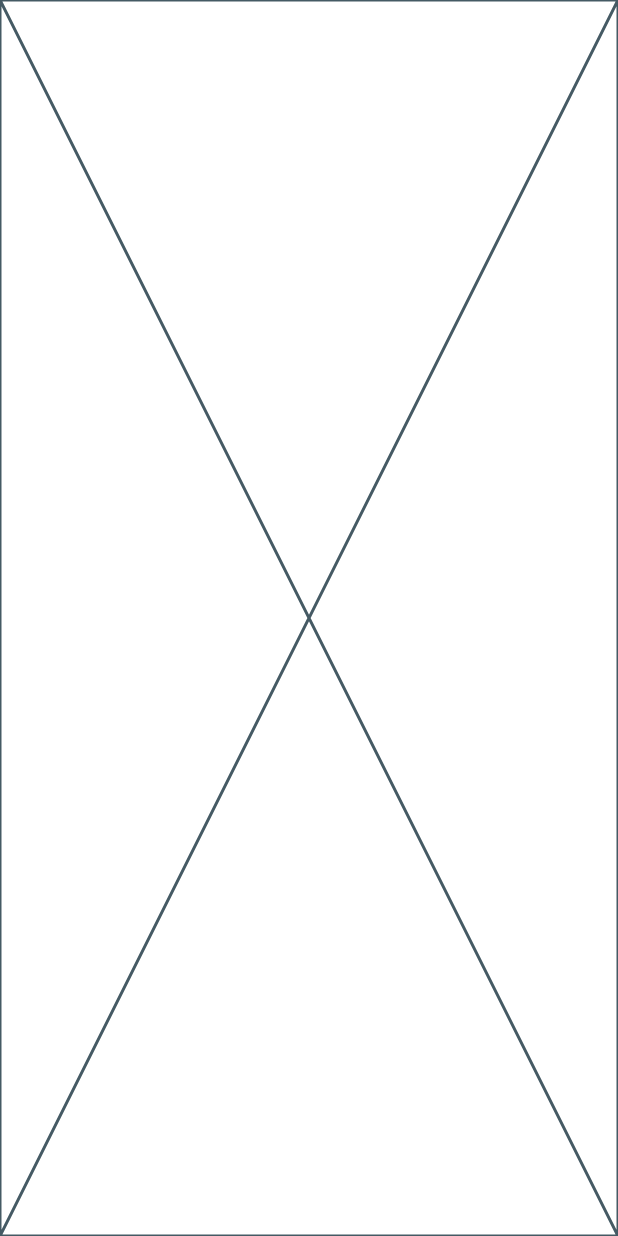
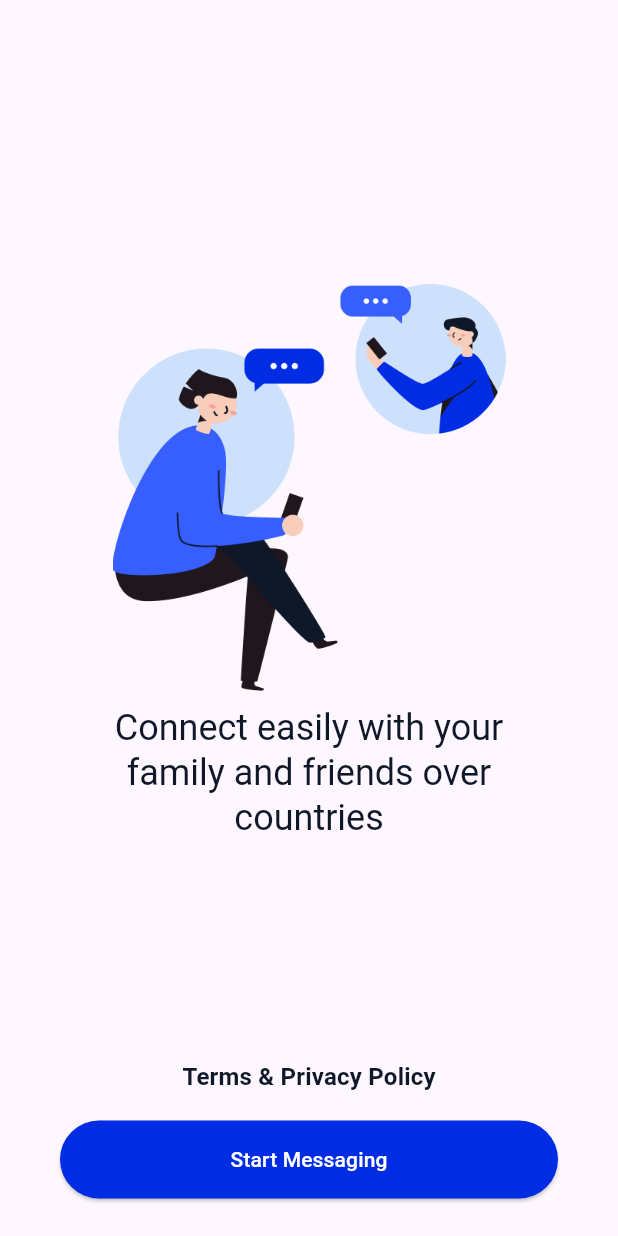
Before and after one commit to Jahongirrahmanshikov/chat_app, a Flutter app: the screen it shows after launch, on a phone screen of 412 x 824 dp. Run offline on Flutter 3.47's test engine with Material 3 defaults, Android fonts, the phone set to English and light mode, and no system bars; our stand-ins replace mask_text_input_formatter.

Commit message:
pages added

```diff
--- a/lib/src/common/styles/app_colors.dart
+++ b/lib/src/common/styles/app_colors.dart
@@ -3,5 +3,9 @@ import 'dart:ui';
 sealed class AppColors {
   const AppColors._();
 
+  static const Color black700 = Color(0xFF0F1828);
   static const Color blue = Color(0xFF002DE3);
+  static const Color white = Color(0xFFFFFFFF);
+  static const Color white100 = Color(0xFFF7F7FC);
+  static const Color white300 = Color(0xFFADB5BD);
 }
--- /dev/null
+++ b/lib/src/common/utils/custom_button.dart
@@ -0,0 +1,39 @@
+import 'package:chat_app/src/common/styles/app_colors.dart';
+import 'package:chat_app/src/common/utils/custom_extension.dart';
+import 'package:flutter/material.dart';
+
+class CustomButton extends StatelessWidget {
+  final void Function() onPressed;
+  final String text;
+
+  const CustomButton({super.key, required this.onPressed, required this.text});
+
+  @override
+  Widget build(BuildContext context) {
+    return Padding(
+      padding: const EdgeInsets.symmetric(horizontal: 40),
+      child: ElevatedButton(
+        style: ElevatedButton.styleFrom(
+          backgroundColor: AppColors.blue,
+          shape: RoundedRectangleBorder(
+            borderRadius: BorderRadius.all(
+              Radius.circular(40),
+            ),
+          ),
+        ),
+        onPressed: onPressed,
+        child: Padding(
+          padding: const EdgeInsets.symmetric(vertical: 16.0),
+          child: Center(
+            child: Text(
+              text,
+              style: context.textTheme.titleSmall?.copyWith(
+                color: AppColors.white,
+              ),
+            ),
+          ),
+        ),
+      ),
+    );
+  }
+}
--- a/lib/src/common/widget/app.dart
+++ b/lib/src/common/widget/app.dart
@@ -1,3 +1,4 @@
+import 'package:chat_app/src/feature/auth/widgets/splash_screen_widget.dart';
 import 'package:flutter/material.dart';
 import '../../feature/auth/registration.dart';
 
--- a/lib/src/feature/auth/registration.dart
+++ b/lib/src/feature/auth/registration.dart
@@ -1,4 +1,8 @@
+import 'package:chat_app/src/feature/auth/widgets/splash_screen_widget.dart';
 import 'package:flutter/material.dart';
+
+import '../../common/utils/custom_button.dart';
+import 'widgets/register_number_widget.dart';
 
 class Registration extends StatefulWidget {
   const Registration({super.key});
@@ -8,8 +12,51 @@ class Registration extends StatefulWidget {
 }
 
 class _RegistrationState extends State<Registration> {
+  late final PageController _pageController;
+  ValueNotifier<int> pageNumber = ValueNotifier(0);
+  List<String> texts = ["Start Messaging", "Continue", "Resend Code", "Save"];
+
+  @override
+  void initState() {
+    super.initState();
+    _pageController = PageController();
+  }
+
   @override
   Widget build(BuildContext context) {
-    return const Placeholder();
+    return Scaffold(
+      appBar: AppBar(
+        leading: ValueListenableBuilder(
+          valueListenable: pageNumber,
+          builder: (BuildContext context, value, Widget? child) =>
+              pageNumber.value == 0 ? SizedBox() : BackButton(),
+        ),
+      ),
+      body: Column(
+        children: [
+          Expanded(
+            child: PageView(
+              controller: _pageController,
+              children: [
+                SplashScreenWidget(),
+                RegisterNumberWidget(),
+              ],
+            ),
+          ),
+          ValueListenableBuilder(
+            valueListenable: pageNumber,
+            builder: (BuildContext context, value, Widget? child) =>
+                CustomButton(
+              onPressed: () {
+                pageNumber.value = 1;
+                _pageController.jumpToPage(pageNumber.value);
+              },
+              text: texts[value],
+            ),
+          ),
+          SizedBox(height: 25),
+        ],
+      ),
+    );
   }
 }
--- /dev/null
+++ b/lib/src/feature/auth/widgets/splash_screen_widget.dart
@@ -0,0 +1,51 @@
+import 'package:chat_app/src/common/styles/app_colors.dart';
+import 'package:chat_app/src/common/utils/custom_button.dart';
+import 'package:chat_app/src/common/utils/custom_extension.dart';
+import 'package:flutter/material.dart';
+
+class SplashScreenWidget extends StatelessWidget {
+  const SplashScreenWidget({super.key});
+
+  @override
+  Widget build(BuildContext context) {
+    return Column(
+      children: [
+        Spacer(),
+        Center(
+          child: Image(
+            fit: BoxFit.cover,
+            width: 262,
+            height: 271,
+            image: AssetImage("asset/images/splash_image.png"),
+          ),
+        ),
+        SizedBox(
+          height: 10,
+        ),
+        SizedBox(
+          width: 280,
+          child: Text(
+            "Connect easily with your family and friends over countries",
+            style: context.textTheme.titleLarge?.copyWith(
+              color: AppColors.black700,
+              fontSize: 24,
+            ),
+            textAlign: TextAlign.center,
+          ),
+        ),
+        Spacer(),
+        TextButton(
+          onPressed: () {},
+          child: Text(
+            "Terms & Privacy Policy",
+            style: context.textTheme.titleMedium?.copyWith(
+              color: AppColors.black700,
+              fontWeight: FontWeight.w700,
+            ),
+          ),
+        ),
+        SizedBox(height: 5),
+      ],
+    );
+  }
+}
--- a/pubspec.yaml
+++ b/pubspec.yaml
@@ -12,6 +12,7 @@ dependencies:
     sdk: flutter
 
   cupertino_icons: ^1.0.2
+  mask_text_input_formatter: ^2.7.0
 
 dev_dependencies:
   flutter_test:
@@ -23,8 +24,7 @@ flutter:
 
   uses-material-design: true
   assets:
-    - assets/images/
-    - assets/icons/
+    - asset/images/
 
   # fonts:
   #   - family: Schyler
```
Also changed, not shown: lib/src/feature/auth/login.dart (deleted, +0 -15 lines), lib/src/feature/auth/widgets/register_number_widget.dart (added, +111 -0 lines), asset/images/splash_image.png (added), pubspec.lock, 1 other file.
